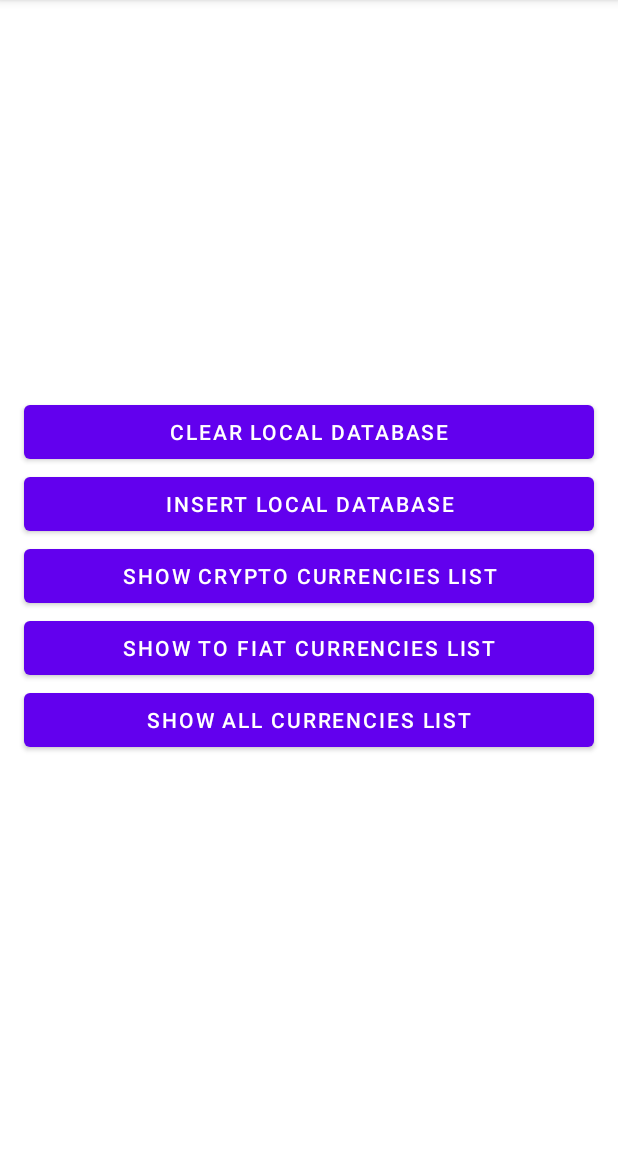
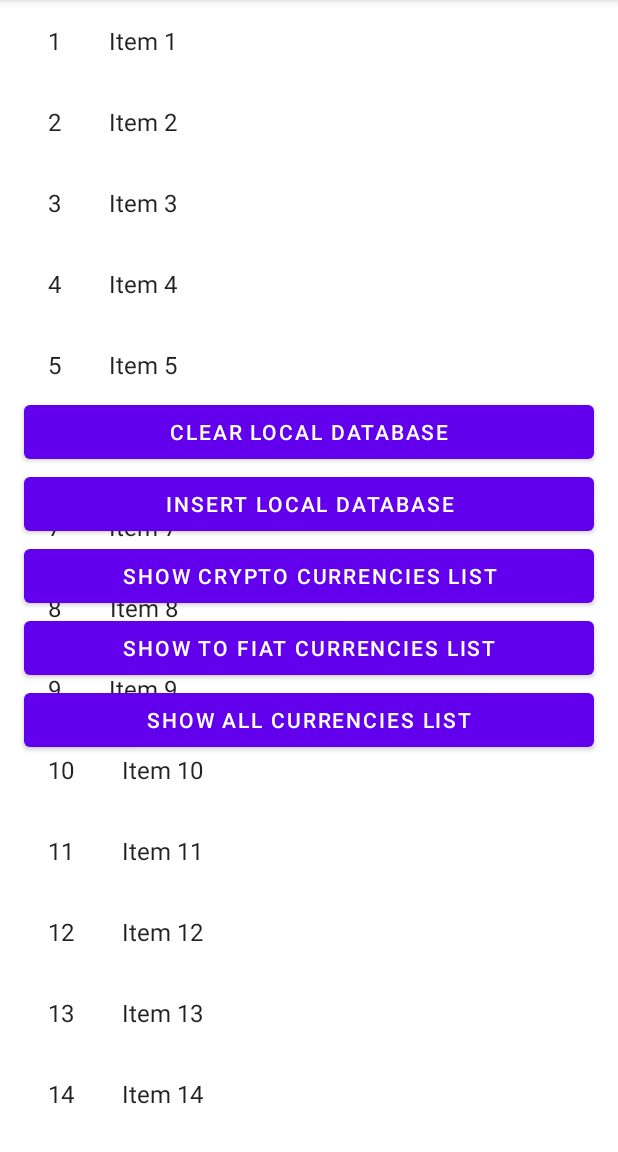
Before and after one commit to KodePositive/Currenxy, an Android app: the screen it shows after launch (DemoActivity), after a tap on "SHOW CRYPTO CURRENCIES LIST", on a phone screen of 412 x 824 dp, the part 84-1236 px from its top. Run offline under Robolectric (Android 15) with nearby library versions, the phone set to English and light mode, and no system bars; our stand-ins replace Room's generated code.

Commit message:
- Update project.

```diff
--- a/app/build.gradle.kts
+++ b/app/build.gradle.kts
@@ -38,6 +38,9 @@ android {
     viewBinding {
         enable = true
     }
+    buildFeatures {
+        viewBinding = true
+    }
 }
 
 dependencies {
@@ -46,6 +49,8 @@ dependencies {
     implementation(libs.material)
     implementation(libs.androidx.activity)
     implementation(libs.androidx.constraintlayout)
+    implementation(libs.androidx.legacy.support.v4)
+    implementation(libs.androidx.recyclerview)
     testImplementation(libs.junit)
     testImplementation(libs.mockk)
     androidTestImplementation(libs.androidx.junit)
--- a/app/src/main/java/com/geneus/currenxy/di/AppModules.kt
+++ b/app/src/main/java/com/geneus/currenxy/di/AppModules.kt
@@ -8,7 +8,7 @@ import com.geneus.currenxy.data.service.ApiService
 import com.geneus.currenxy.domain.usecase.ClearCurrenciesUseCase
 import com.geneus.currenxy.domain.usecase.GetCurrenciesUseCase
 import com.geneus.currenxy.domain.usecase.InsertCurrenciesUseCase
-import com.geneus.currenxy.presentation.ui.CurrencyListViewModel
+import com.geneus.currenxy.presentation.ui.currencylist.CurrencyListViewModel
 import org.koin.core.module.Module
 import org.koin.core.module.dsl.viewModel
 import org.koin.dsl.module
--- a/app/src/main/java/com/geneus/currenxy/presentation/ui/DemoActivity.kt
+++ b/app/src/main/java/com/geneus/currenxy/presentation/ui/DemoActivity.kt
@@ -2,10 +2,13 @@ package com.geneus.currenxy.presentation.ui
 
 import android.os.Bundle
 import android.util.Log
+import android.view.View
 import android.widget.Toast
 import androidx.appcompat.app.AppCompatActivity
 import androidx.lifecycle.lifecycleScope
 import com.geneus.currenxy.databinding.ActivityDemoBinding
+import com.geneus.currenxy.presentation.ui.currencylist.CurrencyListFragment
+import com.geneus.currenxy.presentation.ui.currencylist.CurrencyListViewModel
 import com.geneus.currenxy.util.AssetsUtil
 import com.geneus.currenxy.util.Status
 import kotlinx.coroutines.Dispatchers
@@ -14,6 +17,12 @@ import kotlinx.coroutines.withContext
 import org.koin.android.ext.android.inject
 
 class DemoActivity : AppCompatActivity() {
+    companion object {
+        const val FRAGMENT_CRYPTO_LIST = "FRAGMENT_CRYPTO_LIST"
+        const val FRAGMENT_FIAT_LIST = "FRAGMENT_FIAT_LIST"
+        const val FRAGMENT_ALL_LIST = "FRAGMENT_ALL_LIST"
+    }
+
     private lateinit var binding: ActivityDemoBinding
     private val viewmodel: CurrencyListViewModel by inject()
 
@@ -31,7 +40,17 @@ class DemoActivity : AppCompatActivity() {
         }
 
         binding.btnGotoCrytoList.setOnClickListener {
-            viewmodel.setQuery("BTC")
+            setFragment(FRAGMENT_CRYPTO_LIST)
+        }
+
+        binding.btnGotoFiatList.setOnClickListener {
+            setFragment(FRAGMENT_FIAT_LIST)
+        }
+
+        binding.btnGotoFiatList.setOnClickListener {
+            setFragment(FRAGMENT_ALL_LIST)
+        }
+
         lifecycleScope.launch {
             viewmodel.uiState
                 .collect { result ->
@@ -40,16 +59,21 @@ class DemoActivity : AppCompatActivity() {
                             Toast.makeText(applicationContext, "Error", Toast.LENGTH_SHORT).show()
                             Log.d("DemoActivity", "Error: ")
                         }
+
                         Status.LOADING -> {
                             Toast.makeText(applicationContext, "Loading", Toast.LENGTH_SHORT).show()
                             Log.d("DemoActivity", "Loading: ")
                         }
+
                         Status.SUCCESS -> {
-                                if(result.data?.isNotEmpty() == true)
-                                    Toast.makeText(applicationContext, "${result.data.first()}", Toast.LENGTH_SHORT).show()
+                            if (result.data?.isNotEmpty() == true)
+                                Toast.makeText(
+                                    applicationContext,
+                                    "${result.data.first()}",
+                                    Toast.LENGTH_SHORT
+                                ).show()
 
                             Log.d("DemoActivity", "Success: ")
-                            }
                         }
                     }
                 }
@@ -85,4 +109,56 @@ class DemoActivity : AppCompatActivity() {
             }
         }
     }
+
+    private fun setFragment(fragmentToShowTag: String) {
+        binding.container.apply {
+            visibility = View.VISIBLE
         }
+
+        val fragmentManager = supportFragmentManager
+        val fragmentTransaction = supportFragmentManager.beginTransaction()
+        val fragmentToShow = supportFragmentManager.findFragmentByTag(fragmentToShowTag)
+
+        /**
+         * show the intended fragment
+         * */
+        when (fragmentToShow != null) {
+            true -> {
+                fragmentTransaction.show(fragmentToShow)
+            }
+
+            else -> {
+                /**
+                 * add the fragment to the manager if it doesn't not exist.
+                 * */
+                when (fragmentToShowTag) {
+                    FRAGMENT_CRYPTO_LIST -> fragmentTransaction.add(
+                        binding.container, CurrencyListFragment(), FRAGMENT_CRYPTO_LIST
+                    )
+
+                    FRAGMENT_FIAT_LIST -> fragmentTransaction.add(
+                        binding.container, CurrencyListFragment(), FRAGMENT_FIAT_LIST
+                    )
+
+                    FRAGMENT_ALL_LIST -> {
+                        fragmentTransaction.add(
+                            binding.container,
+                            CurrencyListFragment(),
+                            FRAGMENT_ALL_LIST
+                        )
+                    }
+                }
+            }
+        }
+
+        /**
+         * hide all other fragments - except the fragment to show.
+         * */
+        for (fragment in fragmentManager.fragments) {
+            if (fragment != fragmentToShow)
+                fragmentTransaction.hide(fragment)
+        }
+
+        fragmentTransaction.commit()
+    }
+}
--- /dev/null
+++ b/app/src/main/java/com/geneus/currenxy/presentation/ui/currencylist/CurrencyListFragment.kt
@@ -0,0 +1,62 @@
+package com.geneus.currenxy.presentation.ui.currencylist
+
+import android.os.Bundle
+import android.view.LayoutInflater
+import android.view.View
+import android.view.ViewGroup
+import androidx.fragment.app.Fragment
+import androidx.recyclerview.widget.GridLayoutManager
+import androidx.recyclerview.widget.LinearLayoutManager
+import androidx.recyclerview.widget.RecyclerView
+import com.geneus.currenxy.R
+import com.geneus.currenxy.presentation.ui.currencylist.placeholder.PlaceholderContent
+
+/**
+ * A fragment representing a list of Items.
+ */
+class CurrencyListFragment : Fragment() {
+
+    private var columnCount = 1
+
+    override fun onCreate(savedInstanceState: Bundle?) {
+        super.onCreate(savedInstanceState)
+
+        arguments?.let {
+            columnCount = it.getInt(ARG_COLUMN_COUNT)
+        }
+    }
+
+    override fun onCreateView(
+        inflater: LayoutInflater, container: ViewGroup?,
+        savedInstanceState: Bundle?
+    ): View? {
+        val view = inflater.inflate(R.layout.fragment_currency_list_list, container, false)
+
+        // Set the adapter
+        if (view is RecyclerView) {
+            with(view) {
+                layoutManager = when {
+                    columnCount <= 1 -> LinearLayoutManager(context)
+                    else -> GridLayoutManager(context, columnCount)
+                }
+                adapter = CurrencyListRecyclerViewAdapter(PlaceholderContent.ITEMS)
+            }
+        }
+        return view
+    }
+
+    companion object {
+
+        // TODO: Customize parameter argument names
+        const val ARG_COLUMN_COUNT = "column-count"
+
+        // TODO: Customize parameter initialization
+        @JvmStatic
+        fun newInstance(columnCount: Int) =
+            CurrencyListFragment().apply {
+                arguments = Bundle().apply {
+                    putInt(ARG_COLUMN_COUNT, columnCount)
+                }
+            }
+    }
+}
--- /dev/null
+++ b/app/src/main/java/com/geneus/currenxy/presentation/ui/currencylist/CurrencyListRecyclerViewAdapter.kt
@@ -0,0 +1,47 @@
+package com.geneus.currenxy.presentation.ui.currencylist
+
+import android.view.LayoutInflater
+import android.view.ViewGroup
+import android.widget.TextView
+import androidx.recyclerview.widget.RecyclerView
+import com.geneus.currenxy.databinding.CurrencyItemBinding
+import com.geneus.currenxy.presentation.ui.currencylist.placeholder.PlaceholderContent.PlaceholderItem
+
+/**
+ * [RecyclerView.Adapter] that can display a [PlaceholderItem].
+ * TODO: Replace the implementation with code for your data type.
+ */
+class CurrencyListRecyclerViewAdapter(
+    private val values: List<PlaceholderItem>
+) : RecyclerView.Adapter<CurrencyListRecyclerViewAdapter.ViewHolder>() {
+
+    override fun onCreateViewHolder(parent: ViewGroup, viewType: Int): ViewHolder {
+
+        return ViewHolder(
+            CurrencyItemBinding.inflate(
+                LayoutInflater.from(parent.context),
+                parent,
+                false
+            )
+        )
+
+    }
+
+    override fun onBindViewHolder(holder: ViewHolder, position: Int) {
+        val item = values[position]
+        holder.idView.text = item.id
+        holder.contentView.text = item.content
+    }
+
+    override fun getItemCount(): Int = values.size
+
+    inner class ViewHolder(binding: CurrencyItemBinding) : RecyclerView.ViewHolder(binding.root) {
+        val idView: TextView = binding.itemNumber
+        val contentView: TextView = binding.content
+
+        override fun toString(): String {
+            return super.toString() + " '" + contentView.text + "'"
+        }
+    }
+
+}
--- a/app/src/main/java/com/geneus/currenxy/presentation/ui/CurrencyListViewModel.kt
+++ b/app/src/main/java/com/geneus/currenxy/presentation/ui/currencylist/CurrencyListViewModel.kt
@@ -1,4 +1,4 @@
-package com.geneus.currenxy.presentation.ui
+package com.geneus.currenxy.presentation.ui.currencylist
 
 import androidx.lifecycle.ViewModel
 import androidx.lifecycle.viewModelScope
--- /dev/null
+++ b/app/src/main/java/com/geneus/currenxy/presentation/ui/currencylist/placeholder/PlaceholderContent.kt
@@ -0,0 +1,57 @@
+package com.geneus.currenxy.presentation.ui.currencylist.placeholder
+
+import java.util.ArrayList
+import java.util.HashMap
+
+/**
+ * Helper class for providing sample content for user interfaces created by
+ * Android template wizards.
+ *
+ * TODO: Replace all uses of this class before publishing your app.
+ */
+object PlaceholderContent {
+
+    /**
+     * An array of sample (placeholder) items.
+     */
+    val ITEMS: MutableList<PlaceholderItem> = ArrayList()
+
+    /**
+     * A map of sample (placeholder) items, by ID.
+     */
+    val ITEM_MAP: MutableMap<String, PlaceholderItem> = HashMap()
+
+    private val COUNT = 25
+
+    init {
+        // Add some sample items.
+        for (i in 1..COUNT) {
+            addItem(createPlaceholderItem(i))
+        }
+    }
+
+    private fun addItem(item: PlaceholderItem) {
+        ITEMS.add(item)
+        ITEM_MAP.put(item.id, item)
+    }
+
+    private fun createPlaceholderItem(position: Int): PlaceholderItem {
+        return PlaceholderItem(position.toString(), "Item " + position, makeDetails(position))
+    }
+
+    private fun makeDetails(position: Int): String {
+        val builder = StringBuilder()
+        builder.append("Details about Item: ").append(position)
+        for (i in 0..position - 1) {
+            builder.append("\nMore details information here.")
+        }
+        return builder.toString()
+    }
+
+    /**
+     * A placeholder item representing a piece of content.
+     */
+    data class PlaceholderItem(val id: String, val content: String, val details: String) {
+        override fun toString(): String = content
+    }
+}
--- a/app/src/main/res/layout/activity_demo.xml
+++ b/app/src/main/res/layout/activity_demo.xml
@@ -22,35 +22,35 @@
             android:id="@+id/btnClearDb"
             android:layout_width="match_parent"
             android:layout_height="wrap_content"
-            android:layout_marginHorizontal="16dp"
+            android:layout_marginHorizontal="@dimen/margin_16"
             android:text="Clear local Database" />
 
         <Button
             android:id="@+id/btnAddToDb"
             android:layout_width="match_parent"
             android:layout_height="wrap_content"
-            android:layout_marginHorizontal="16dp"
+            android:layout_marginHorizontal="@dimen/margin_16"
             android:text="Insert local Database" />
 
         <Button
             android:id="@+id/btnGotoCrytoList"
             android:layout_width="match_parent"
             android:layout_height="wrap_content"
-            android:layout_marginHorizontal="16dp"
+            android:layout_marginHorizontal="@dimen/margin_16"
             android:text="Show crypto currencies list" />
 
         <Button
             android:id="@+id/btnGotoFiatList"
             android:layout_width="match_parent"
             android:layout_height="wrap_content"
-            android:layout_marginHorizontal="16dp"
+            android:layout_marginHorizontal="@dimen/margin_16"
             android:text="Show to fiat currencies list" />
 
         <Button
             android:id="@+id/btnShowAllCurrencies"
             android:layout_width="match_parent"
             android:layout_height="wrap_content"
-            android:layout_marginHorizontal="16dp"
+            android:layout_marginHorizontal="@dimen/margin_16"
             android:text="Show all currencies list" />
 
     </LinearLayout>
--- /dev/null
+++ b/app/src/main/res/layout/currency_item.xml
@@ -0,0 +1,20 @@
+<?xml version="1.0" encoding="utf-8"?>
+<LinearLayout xmlns:android="http://schemas.android.com/apk/res/android"
+    android:layout_width="wrap_content"
+    android:layout_height="wrap_content"
+    android:orientation="horizontal">
+
+    <TextView
+        android:id="@+id/item_number"
+        android:layout_width="wrap_content"
+        android:layout_height="wrap_content"
+        android:layout_margin="@dimen/margin_16"
+        android:textAppearance="?attr/textAppearanceListItem" />
+
+    <TextView
+        android:id="@+id/content"
+        android:layout_width="wrap_content"
+        android:layout_height="wrap_content"
+        android:layout_margin="@dimen/margin_16"
+        android:textAppearance="?attr/textAppearanceListItem" />
+</LinearLayout>
--- /dev/null
+++ b/app/src/main/res/layout/fragment_currency_list_list.xml
@@ -0,0 +1,13 @@
+<?xml version="1.0" encoding="utf-8"?>
+<androidx.recyclerview.widget.RecyclerView xmlns:android="http://schemas.android.com/apk/res/android"
+    xmlns:app="http://schemas.android.com/apk/res-auto"
+    xmlns:tools="http://schemas.android.com/tools"
+    android:id="@+id/list"
+    android:name="com.geneus.currenxy.presentation.ui.currencylist.CurrencyListFragment"
+    android:layout_width="match_parent"
+    android:layout_height="match_parent"
+    android:layout_marginLeft="16dp"
+    android:layout_marginRight="16dp"
+    app:layoutManager="LinearLayoutManager"
+    tools:context=".presentation.ui.currencylist.CurrencyListFragment"
+    tools:listitem="@layout/currency_item" />
--- /dev/null
+++ b/app/src/main/res/values/dimens.xml
@@ -0,0 +1,4 @@
+<?xml version="1.0" encoding="utf-8"?>
+<resources>
+    <dimen name="margin_16">16dp</dimen>
+</resources>
--- a/gradle/libs.versions.toml
+++ b/gradle/libs.versions.toml
@@ -17,6 +17,8 @@ retrofit = "2.11.0"
 roomCompiler = "2.6.1"
 activity = "1.9.3"
 constraintlayout = "2.2.0"
+legacySupportV4 = "1.0.0"
+recyclerview = "1.3.2"
 
 [libraries]
 androidx-core-ktx = { group = "androidx.core", name = "core-ktx", version.ref = "coreKtx" }
@@ -37,6 +39,8 @@ mockk = { module = "io.mockk:mockk", version.ref = "mockk" }
 retrofit = { module = "com.squareup.retrofit2:retrofit", version.ref = "retrofit" }
 androidx-activity = { group = "androidx.activity", name = "activity", version.ref = "activity" }
 androidx-constraintlayout = { group = "androidx.constraintlayout", name = "constraintlayout", version.ref = "constraintlayout" }
+androidx-legacy-support-v4 = { group = "androidx.legacy", name = "legacy-support-v4", version.ref = "legacySupportV4" }
+androidx-recyclerview = { group = "androidx.recyclerview", name = "recyclerview", version.ref = "recyclerview" }
 
 [plugins]
 android-application = { id = "com.android.application", version.ref = "agp" }
```
Lines whose indentation alone changed are shown as unchanged.
